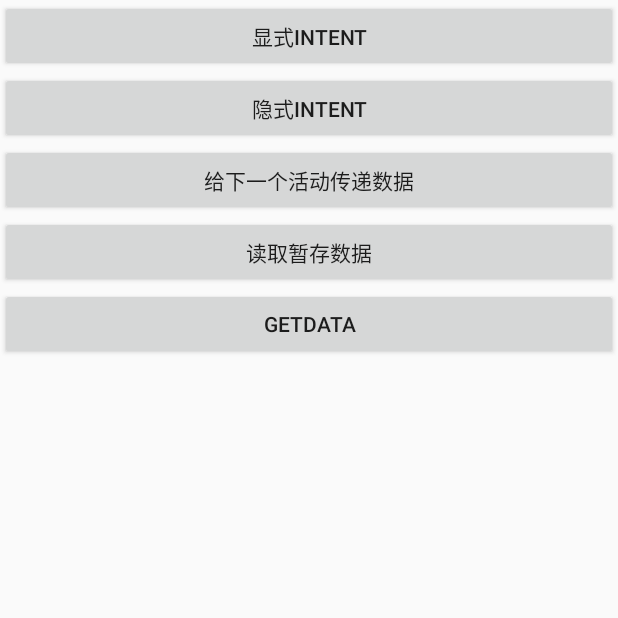
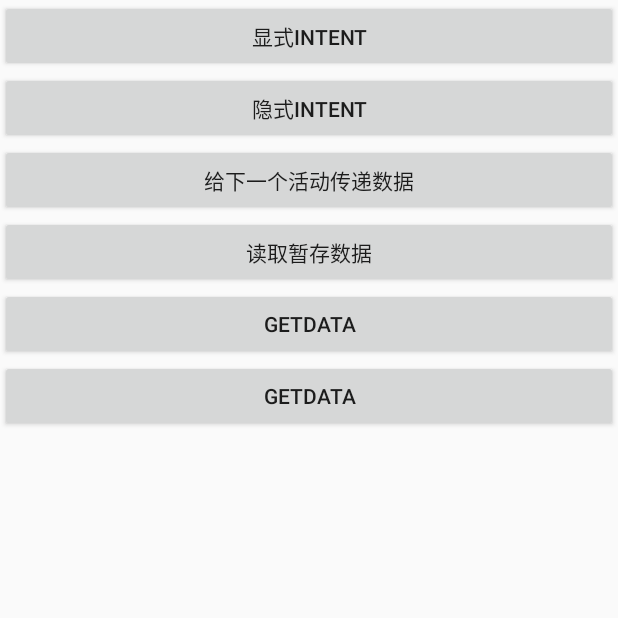
Before and after one commit to hyukong/android_work, an Android app: the screen it shows after launch (FirstAct), on a phone screen of 412 x 824 dp, the top half of it. Run offline under Robolectric (Android 15) with nearby library versions, the phone set to English and light mode, and no system bars.

Commit message:
增加test按钮并实现跳转

```diff
--- a/main/app/src/main/java/com/example/myexp1/FirstAct.java
+++ b/main/app/src/main/java/com/example/myexp1/FirstAct.java
@@ -21,6 +21,7 @@ public class FirstAct extends Activity {
         Button button3 = (Button) findViewById(R.id.button_3);//按钮对象
         Button button4 = (Button) findViewById(R.id.button_4);//按钮对象
         Button button5 = (Button) findViewById(R.id.button_5);//按钮对象
+        Button test=(Button) findViewById(R.id.totest);
 
         button1.setOnClickListener(new View.OnClickListener() {
             @Override
@@ -67,6 +68,14 @@ public class FirstAct extends Activity {
 
             }
         });
+        test.setOnClickListener(new View.OnClickListener() {
+            @Override
+            public void onClick(View v) {
+                Toast.makeText(FirstAct.this, "you click 显式", Toast.LENGTH_SHORT).show();
+                Intent intent=new Intent(FirstAct.this,Test.class);//构建intent传入上下文和目标活动
+                startActivity(intent);//显性intent
+            }
+        });
 
     }
 
--- a/main/app/src/main/java/com/example/myexp1/MainActivity.java
+++ b/main/app/src/main/java/com/example/myexp1/MainActivity.java
@@ -17,6 +17,8 @@ public class MainActivity extends AppCompatActivity {
         //将菜单资源加载到当前的菜单资源
         getMenuInflater().inflate(R.menu.main,menu);
         return true;
+        //test
+
     }
 
 }
--- a/main/app/src/main/res/layout/first_lay.xml
+++ b/main/app/src/main/res/layout/first_lay.xml
@@ -23,6 +23,10 @@
         android:layout_width="match_parent"
         android:layout_height="wrap_content"
         android:text="getdata"/>
+    <Button android:id="@+id/totest"
+        android:layout_width="match_parent"
+        android:layout_height="wrap_content"
+        android:text="getdata"/>
 
 
 </LinearLayout>
```
Also changed, not shown: main/app/src/main/AndroidManifest.xml (+7 -0 lines), main/app/src/main/java/com/example/myexp1/Test.java (added, +16 -0 lines), main/app/src/main/res/layout/test.xml (added, +15 -0 lines), main/gradle.properties (line endings or trailing spaces).
